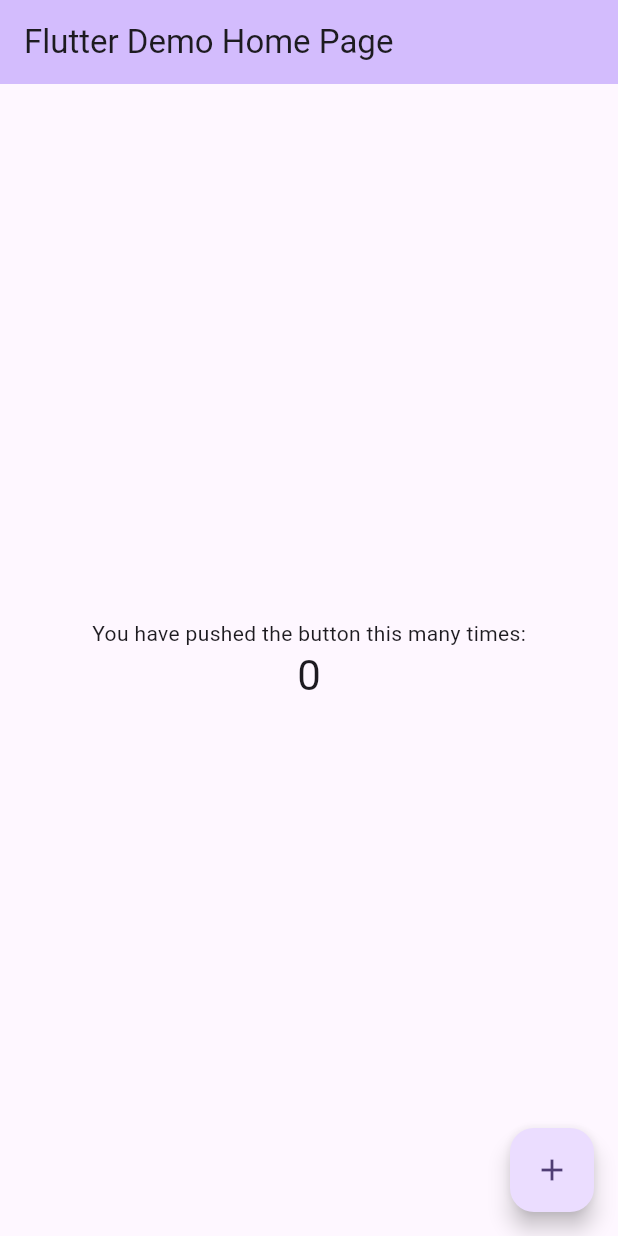
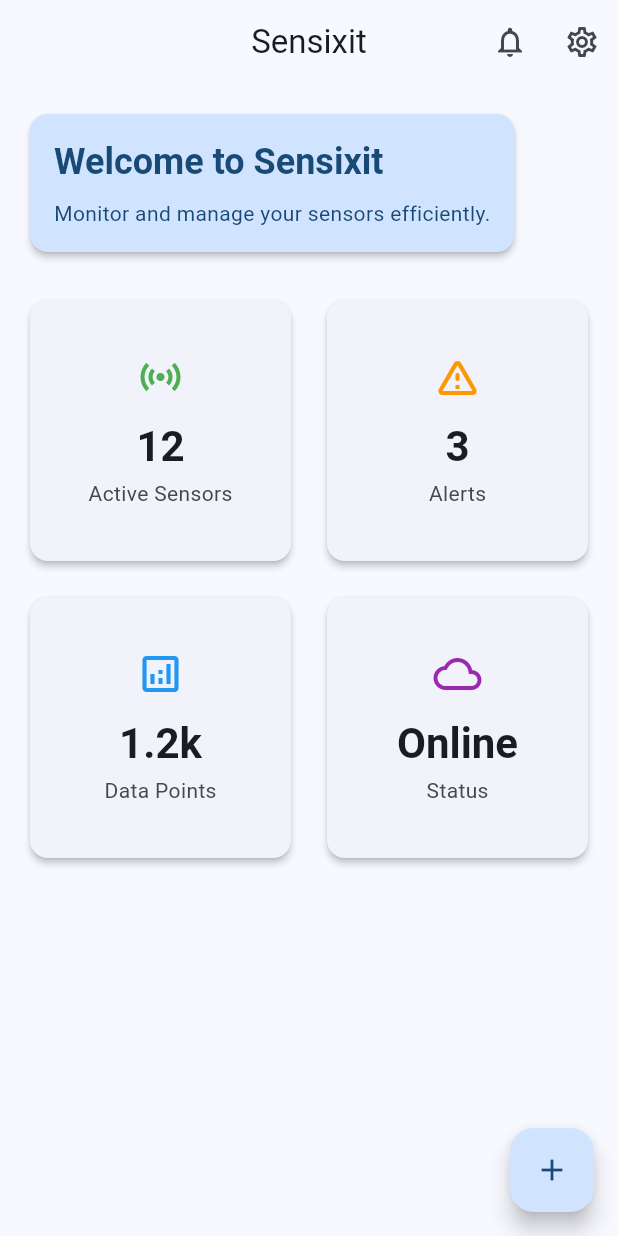
Before and after one commit to could-ai/019adbad-68f5-7be4-b631-d8355ba94c89, a Flutter app: the screen it shows after launch, on a phone screen of 412 x 824 dp. Run offline on Flutter 3.47's test engine with Material 3 defaults, Android fonts, the phone set to English and light mode, and no system bars.

Commit message:
Created a basic app theme with light and dark modes, using a tech-blue seed color suitable for a 'Sensixit' application.; Created a modern Home Screen with a dashboard layout featuring a welcome card and summary statistics grid (Active Sensors, Alerts, etc.) to serve as a starting point for the Sensixit app.; Refactored main.dart to use the new AppTheme and route to the new HomeScreen. Removed the default counter app boilerplate.

```diff
--- a/usr/lib/main.dart
+++ b/usr/lib/main.dart
@@ -1,123 +1,26 @@
 import 'package:flutter/material.dart';
+import 'package:couldai_user_app/screens/home_screen.dart';
+import 'package:couldai_user_app/theme/app_theme.dart';
 
 void main() {
-  runApp(const MyApp());
+  runApp(const SensixitApp());
 }
 
-class MyApp extends StatelessWidget {
-  const MyApp({super.key});
+class SensixitApp extends StatelessWidget {
+  const SensixitApp({super.key});
 
-  // This widget is the root of your application.
   @override
   Widget build(BuildContext context) {
     return MaterialApp(
-      title: 'Flutter Demo',
+      title: 'Sensixit',
       debugShowCheckedModeBanner: false,
-      theme: ThemeData(
-        // This is the theme of your application.
-        //
-        // TRY THIS: Try running your application with "flutter run". You'll see
-        // the application has a purple toolbar. Then, without quitting the app,
-        // try changing the seedColor in the colorScheme below to Colors.green
-        // and then invoke "hot reload" (save your changes or press the "hot
-        // reload" button in a Flutter-supported IDE, or press "r" if you used
-        // the command line to start the app).
-        //
-        // Notice that the counter didn't reset back to zero; the application
-        // state is not lost during the reload. To reset the state, use hot
-        // restart instead.
-        //
-        // This works for code too, not just values: Most code changes can be
-        // tested with just a hot reload.
-        colorScheme: ColorScheme.fromSeed(seedColor: Colors.deepPurple),
-      ),
+      theme: AppTheme.lightTheme,
+      darkTheme: AppTheme.darkTheme,
+      themeMode: ThemeMode.system,
       initialRoute: '/',
       routes: {
-        '/': (context) => const MyHomePage(title: 'Flutter Demo Home Page'),
+        '/': (context) => const HomeScreen(),
       },
     );
   }
 }
-
-class MyHomePage extends StatefulWidget {
-  const MyHomePage({super.key, required this.title});
-
-  // This widget is the home page of your application. It is stateful, meaning
-  // that it has a State object (defined below) that contains fields that affect
-  // how it looks.
-
-  // This class is the configuration for the state. It holds the values (in this
-  // case the title) provided by the parent (in this case the App widget) and
-  // used by the build method of the State. Fields in a Widget subclass are
-  // always marked "final".
-
-  final String title;
-
-  @override
-  State<MyHomePage> createState() => _MyHomePageState();
-}
-
-class _MyHomePageState extends State<MyHomePage> {
-  int _counter = 0;
-
-  void _incrementCounter() {
-    setState(() {
-      // This call to setState tells the Flutter framework that something has
-      // changed in this State, which causes it to rerun the build method below
-      // so that the display can reflect the updated values. If we changed
-      // _counter without calling setState(), then the build method would not be
-      // called again, and so nothing would appear to happen.
-      _counter++;
-    });
-  }
-
-  @override
-  Widget build(BuildContext context) {
-    // This method is rerun every time setState is called, for instance as done
-    // by the _incrementCounter method above.
-    //
-    // The Flutter framework has been optimized to make rerunning build methods
-    // fast, so that you can just rebuild anything that needs updating rather
-    // than having to individually change instances of widgets.
-    return Scaffold(
-      appBar: AppBar(
-        // TRY THIS: Try changing the color here to a specific color (to
-        // Colors.amber, perhaps?) and trigger a hot reload to see the AppBar
-        // change color while the other colors stay the same.
-        backgroundColor: Theme.of(context).colorScheme.inversePrimary,
-        // Here we take the value from the MyHomePage object that was created by
-        // the App.build method, and use it to set our appbar title.
-        title: Text(widget.title),
-      ),
-      body: Center(
-        // Center is a layout widget. It takes a single child and positions it
-        // in the middle of the parent.
-        child: Column(
-          // Column is also a layout widget. It takes a list of children and
-          // arranges them vertically. By default, it sizes itself to fit its
-          // children horizontally, and tries to be as tall as its parent.
-          //
-          // Column has various properties to control how it sizes itself and
-          // how it positions its children. Here we use mainAxisAlignment to
-          // center the children vertically; the main axis here is the vertical
-          // axis because Columns are vertical (the cross axis would be
-          // horizontal).
-          //
-          // TRY THIS: Invoke "debug painting" (choose the "Toggle Debug Paint"
-          // action in the IDE, or press "p" in the console), to see the
-          // wireframe for each widget.
-          mainAxisAlignment: MainAxisAlignment.center,
-          children: <Widget>[
-            const Text('You have pushed the button this many times:'),
-            Text('$_counter', style: Theme.of(context).textTheme.headlineMedium),
-          ],
-        ),
-      ),
-      floatingActionButton: FloatingActionButton(
-        onPressed: _incrementCounter,
-        tooltip: 'Increment',
-        child: const Icon(Icons.add),
-      ), // This trailing comma makes auto-formatting nicer for build methods.
-    );
-  }
-}
--- /dev/null
+++ b/usr/lib/screens/home_screen.dart
@@ -0,0 +1,151 @@
+import 'package:flutter/material.dart';
+
+class HomeScreen extends StatelessWidget {
+  const HomeScreen({super.key});
+
+  @override
+  Widget build(BuildContext context) {
+    return Scaffold(
+      appBar: AppBar(
+        title: const Text('Sensixit'),
+        actions: [
+          IconButton(
+            icon: const Icon(Icons.notifications_outlined),
+            onPressed: () {
+              // TODO: Implement notifications
+            },
+          ),
+          IconButton(
+            icon: const Icon(Icons.settings_outlined),
+            onPressed: () {
+              // TODO: Implement settings
+            },
+          ),
+        ],
+      ),
+      body: SingleChildScrollView(
+        padding: const EdgeInsets.all(16.0),
+        child: Column(
+          crossAxisAlignment: CrossAxisAlignment.start,
+          children: [
+            _buildWelcomeSection(context),
+            const SizedBox(height: 24),
+            _buildDashboardGrid(context),
+          ],
+        ),
+      ),
+      floatingActionButton: FloatingActionButton(
+        onPressed: () {
+          // TODO: Implement primary action
+        },
+        child: const Icon(Icons.add),
+      ),
+    );
+  }
+
+  Widget _buildWelcomeSection(BuildContext context) {
+    return Card(
+      color: Theme.of(context).colorScheme.primaryContainer,
+      child: Padding(
+        padding: const EdgeInsets.all(16.0),
+        child: Column(
+          crossAxisAlignment: CrossAxisAlignment.start,
+          children: [
+            Text(
+              'Welcome to Sensixit',
+              style: Theme.of(context).textTheme.headlineSmall?.copyWith(
+                    fontWeight: FontWeight.bold,
+                    color: Theme.of(context).colorScheme.onPrimaryContainer,
+                  ),
+            ),
+            const SizedBox(height: 8),
+            Text(
+              'Monitor and manage your sensors efficiently.',
+              style: Theme.of(context).textTheme.bodyMedium?.copyWith(
+                    color: Theme.of(context).colorScheme.onPrimaryContainer,
+                  ),
+            ),
+          ],
+        ),
+      ),
+    );
+  }
+
+  Widget _buildDashboardGrid(BuildContext context) {
+    return GridView.count(
+      shrinkWrap: true,
+      physics: const NeverScrollableScrollPhysics(),
+      crossAxisCount: 2,
+      crossAxisSpacing: 16,
+      mainAxisSpacing: 16,
+      children: [
+        _buildDashboardCard(
+          context,
+          icon: Icons.sensors,
+          title: 'Active Sensors',
+          value: '12',
+          color: Colors.green,
+        ),
+        _buildDashboardCard(
+          context,
+          icon: Icons.warning_amber_rounded,
+          title: 'Alerts',
+          value: '3',
+          color: Colors.orange,
+        ),
+        _buildDashboardCard(
+          context,
+          icon: Icons.analytics_outlined,
+          title: 'Data Points',
+          value: '1.2k',
+          color: Colors.blue,
+        ),
+        _buildDashboardCard(
+          context,
+          icon: Icons.cloud_outlined,
+          title: 'Status',
+          value: 'Online',
+          color: Colors.purple,
+        ),
+      ],
+    );
+  }
+
+  Widget _buildDashboardCard(
+    BuildContext context, {
+    required IconData icon,
+    required String title,
+    required String value,
+    required Color color,
+  }) {
+    return Card(
+      child: InkWell(
+        onTap: () {},
+        borderRadius: BorderRadius.circular(12),
+        child: Padding(
+          padding: const EdgeInsets.all(16.0),
+          child: Column(
+            mainAxisAlignment: MainAxisAlignment.center,
+            children: [
+              Icon(icon, size: 32, color: color),
+              const SizedBox(height: 12),
+              Text(
+                value,
+                style: Theme.of(context).textTheme.headlineMedium?.copyWith(
+                      fontWeight: FontWeight.bold,
+                    ),
+              ),
+              const SizedBox(height: 4),
+              Text(
+                title,
+                style: Theme.of(context).textTheme.bodyMedium?.copyWith(
+                      color: Theme.of(context).colorScheme.onSurfaceVariant,
+                    ),
+              ),
+            ],
+          ),
+        ),
+      ),
+    );
+  }
+}
--- /dev/null
+++ b/usr/lib/theme/app_theme.dart
@@ -0,0 +1,35 @@
+import 'package:flutter/material.dart';
+
+class AppTheme {
+  static final ThemeData lightTheme = ThemeData(
+    useMaterial3: true,
+    colorScheme: ColorScheme.fromSeed(
+      seedColor: const Color(0xFF2196F3), // Tech Blue
+      brightness: Brightness.light,
+    ),
+    appBarTheme: const AppBarTheme(
+      centerTitle: true,
+      elevation: 0,
+    ),
+    cardTheme: CardTheme(
+      elevation: 2,
+      shape: RoundedRectangleBorder(borderRadius: BorderRadius.circular(12)),
+    ),
+  );
+
+  static final ThemeData darkTheme = ThemeData(
+    useMaterial3: true,
+    colorScheme: ColorScheme.fromSeed(
+      seedColor: const Color(0xFF2196F3), // Tech Blue
+      brightness: Brightness.dark,
+    ),
+    appBarTheme: const AppBarTheme(
+      centerTitle: true,
+      elevation: 0,
+    ),
+    cardTheme: CardTheme(
+      elevation: 2,
+      shape: RoundedRectangleBorder(borderRadius: BorderRadius.circular(12)),
+    ),
+  );
+}
```
